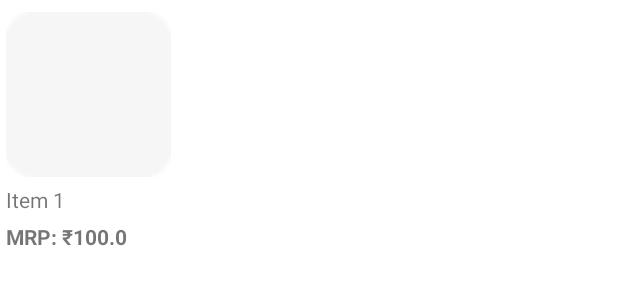
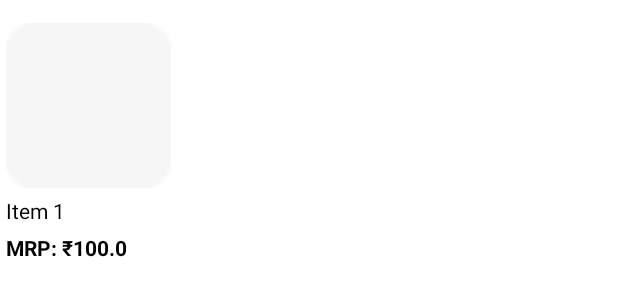
Before and after one commit to subhayan64/MvvmArchApp, an Android app: the layout item_grid_component.xml on its own in the app's theme, with its tools: preview values and no code run, on a phone screen of 412 x 824 dp. Shown: the top 300 px of the screen. Run offline under Robolectric (Android 15) with nearby library versions, the phone set to English and light mode, and no system bars.

```diff
--- a/app/src/main/res/layout/item_grid_component.xml
+++ b/app/src/main/res/layout/item_grid_component.xml
@@ -3,7 +3,7 @@
     xmlns:app="http://schemas.android.com/apk/res-auto"
     xmlns:tools="http://schemas.android.com/tools"
     android:layout_marginHorizontal="4dp"
-    android:layout_marginVertical="8dp"
+    android:layout_marginVertical="15dp"
     android:layout_width="wrap_content"
     android:layout_height="wrap_content">
 
@@ -23,6 +23,7 @@
         tools:text="Item 1"
         android:textSize="14sp"
         android:layout_marginTop="5dp"
+        android:textColor="@color/black"
         app:layout_constraintTop_toBottomOf="@id/ivItems"
         app:layout_constraintStart_toStartOf="parent"
         />
@@ -33,11 +34,11 @@
         android:layout_height="wrap_content"
         android:layout_marginTop="5dp"
         android:textSize="14sp"
+        android:textColor="@color/black"
         tools:text="MRP: ₹100.0"
         android:textStyle="bold"
         app:layout_constraintStart_toStartOf="parent"
         app:layout_constraintTop_toBottomOf="@id/tvItemTitle"
-
         />
 
 
```
Also changed, not shown: app/src/main/java/com/example/mvvmarchapp/view/fragments/GridViewFragment.kt (+6 -1 lines), app/src/main/res/layout/fragment_grid_view.xml (+4 -8 lines).
